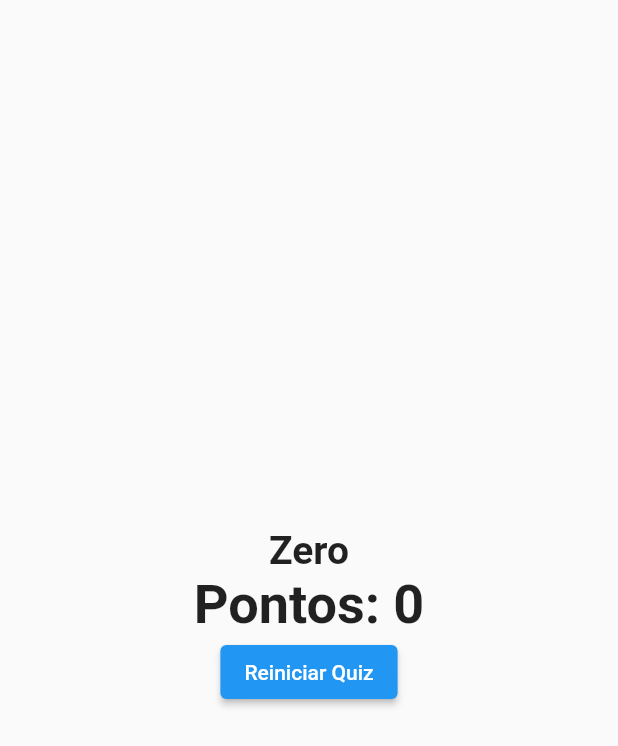
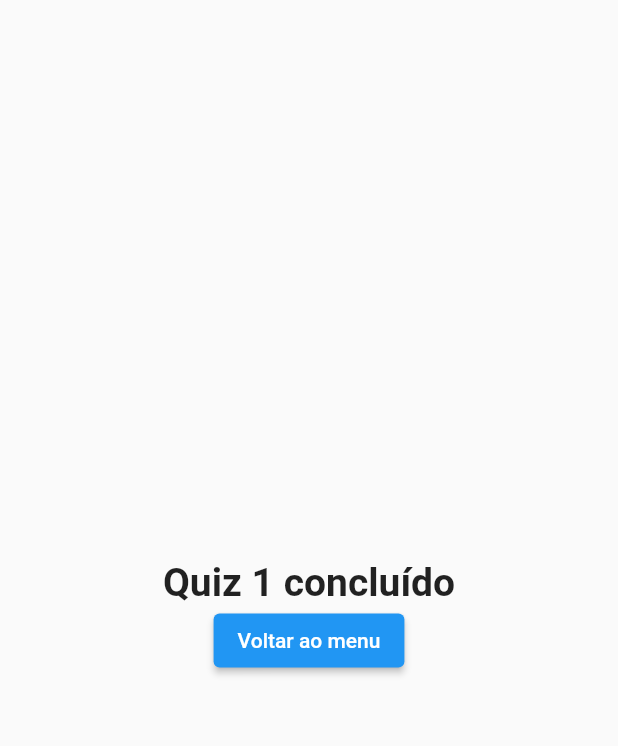
Before and after one commit to quasarresearchgroup/iscte50anos-app, a Flutter app: the Result widget shown alone on an empty page, opened directly with empty values, on a phone screen of 412 x 824 dp. Shown: the top 746 px of the screen. Run offline on Flutter 3.47's test engine with Material 2 defaults, Android fonts, the light colour scheme and no system bars; our stand-ins replace fluttericon, logger, qr_flutter, sqflite, synchronized, timeline_tile and 1 more; missing offline and left inert: qr_code_scanner; accounts and stored records are empty; generated files the repository leaves out were written again; project files that could hold a hidden picture were left out.

Commit message:
change final page quiz

```diff
--- a/lib/pages/quiz/result.dart
+++ b/lib/pages/quiz/result.dart
@@ -37,20 +37,20 @@ class Result extends StatelessWidget {
         mainAxisAlignment: MainAxisAlignment.center,
         children: <Widget>[
           Text(
-            resultPhrase,
+            "Quiz 1 concluído",
             style: TextStyle(fontSize: 26, fontWeight: FontWeight.bold),
             textAlign: TextAlign.center,
           ), //Text
-          Text(
+          /*Text(
             'Pontos: ' '$resultScore',
             style: TextStyle(fontSize: 36, fontWeight: FontWeight.bold),
             textAlign: TextAlign.center,
-          ), //Text
+          ), //Text*/
           ElevatedButton(
             child: Text(
-              'Reiniciar Quiz',
+              'Voltar ao menu',
             ), //Te
-            onPressed: resetHandler,
+            onPressed: () => Navigator.of(context).pop(),
           ), //FlatButton
         ], //<Widget>[]
       ), //Column
```
